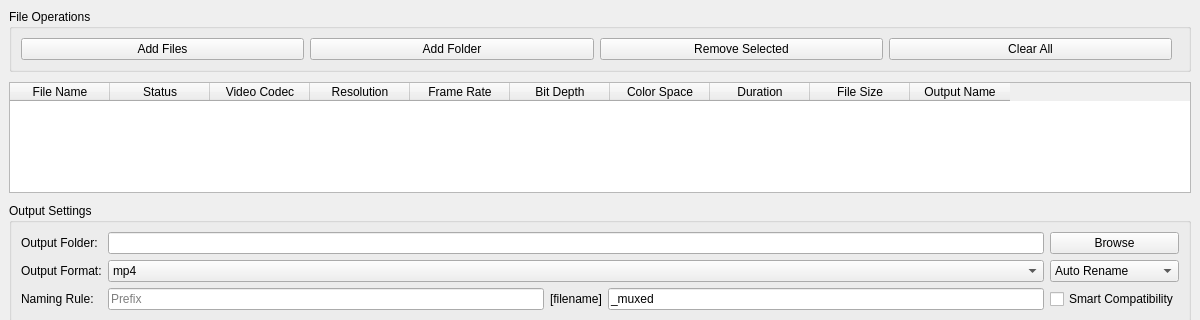
Before: the Qt Designer form src/ui/MainWindow.ui in supernova-jpg/Container-encapsulator, drawn with Qt 5; both pictures show x 0 to 1200 and y 0 to 320 of the 1200 by 800 pixel window.
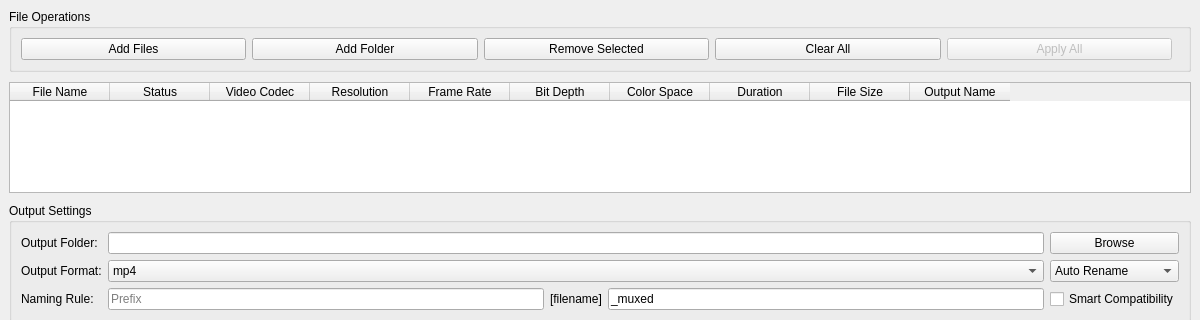
After: the same form once the commit is applied.

Commit message: Refactor UI: Move Apply All button to .ui, improve mode-specific visibility

What changed in the file:
```diff
--- a/src/ui/MainWindow.ui
+++ b/src/ui/MainWindow.ui
@@ -68,6 +68,19 @@
          </property>
         </widget>
        </item>
+       <item>
+        <widget class="QPushButton" name="applyAllBtn">
+         <property name="text">
+          <string>Apply All</string>
+         </property>
+         <property name="toolTip">
+          <string>Apply the selected file's settings to all files in the list</string>
+         </property>
+         <property name="enabled">
+          <bool>false</bool>
+         </property>
+        </widget>
+       </item>
        <item>
         <spacer name="fileButtonSpacer">
          <property name="orientation">
```
The commit also changes 2 other files.
